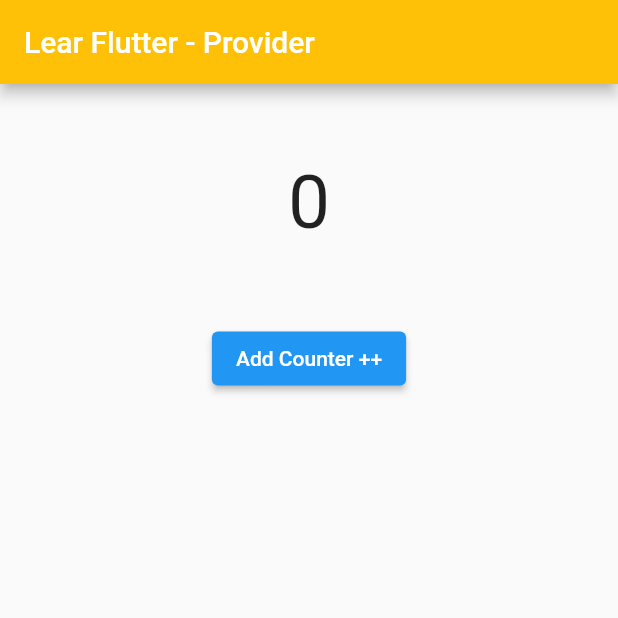
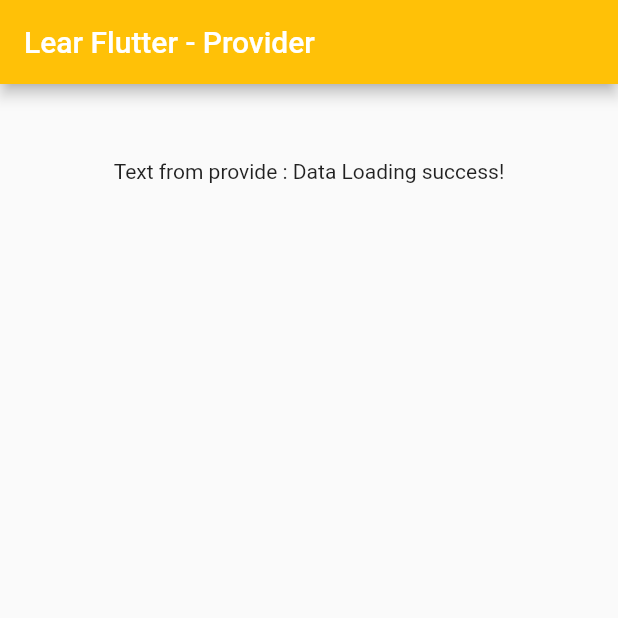
Before and after one commit to truongdc21/learningFlutter, a Flutter app: the screen it shows after launch, on a phone screen of 412 x 824 dp, the top half of it. Run offline on Flutter 3.47's test engine with Material 2 defaults, Android fonts, the phone set to English and light mode, and no system bars.

```diff
--- a/lib/main.dart
+++ b/lib/main.dart
@@ -20,15 +20,11 @@ void main() {
 }
 
 class CounterProvider extends ChangeNotifier {
-  int _counter = 0;
+  final Future<String> getStringFuture = Future<String>.delayed(
+    const Duration(seconds: 5), () => 'Data Loading success!'
+  );
+}
 
-  int get counter => _counter;
-
-  void add() {
-    _counter++;
-    notifyListeners();
-  }
-}
 class CounterHome extends StatelessWidget {
   const CounterHome({super.key});
 
@@ -36,27 +32,25 @@ class CounterHome extends StatelessWidget {
   Widget build(BuildContext context) {
     final watchCounterProvider = context.watch<CounterProvider>();
     final readCounterProvider = context.read<CounterProvider>();
-    return Center(
+    return  Center(
       child: Padding(
         padding: const EdgeInsets.only(top: 50.0),
         child: Column(
           mainAxisSize: MainAxisSize.max,
           children: [
-            Text(
-                watchCounterProvider.counter.toString(),
-                style: const TextStyle(fontSize: 50),
-            ),
-            const SizedBox(height: 50,),
-            ElevatedButton(
-                onPressed: () {
-                  readCounterProvider.add();
-                },
-                child: const Text('Add Counter ++'),
-            )
+           FutureBuilder<String>(
+             future: watchCounterProvider.getStringFuture,
+             builder: (context, snapshot) {
+                if(snapshot.connectionState == ConnectionState.waiting) {
+                  return const CircularProgressIndicator();
+                } else {
+                  return Text("Text from provide : ${snapshot.data}");
+                }
+             },
+           )
           ],
         ),
       ),
     );
   }
-
 }
```
